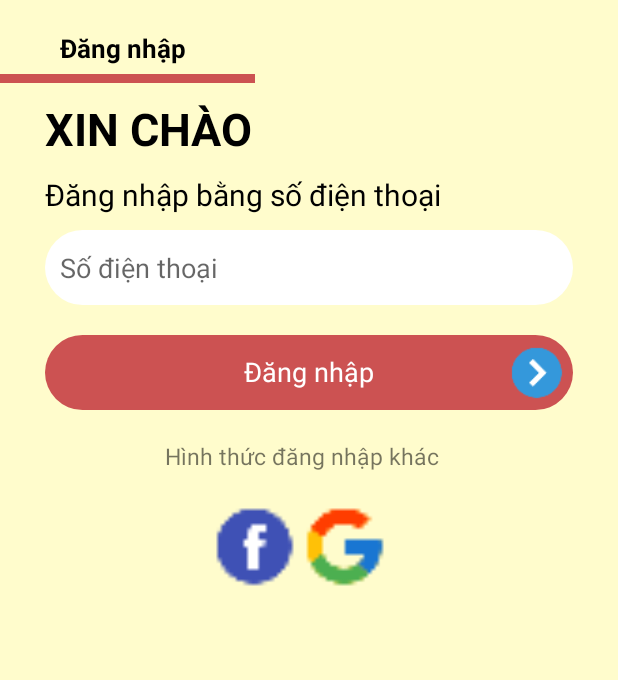
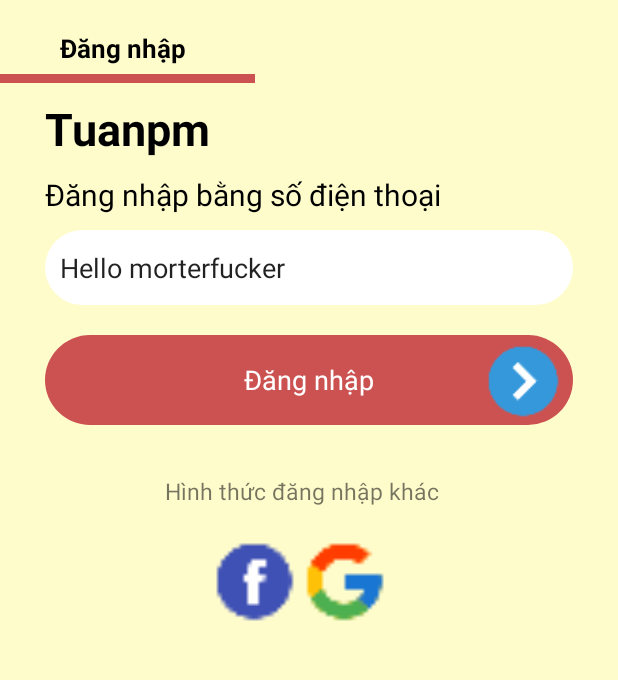
Before and after one commit to Tuanpham0709/Android-Tutorial, an Android app: the screen it shows after launch (MainActivity), on a phone screen of 412 x 824 dp, the part 485-1165 px from its top. Run offline under Robolectric (Android 15) with nearby library versions, the phone set to English and light mode, and no system bars.

Commit message:
code java

```diff
--- a/SOURCE/app/src/main/java/com/example/firstproject/MainActivity.java
+++ b/SOURCE/app/src/main/java/com/example/firstproject/MainActivity.java
@@ -2,6 +2,11 @@ package com.example.firstproject;
 
 import android.support.v7.app.AppCompatActivity;
 import android.os.Bundle;
+import android.widget.EditText;
+import android.widget.TextView;
+import android.widget.Toast;
+
+import org.w3c.dom.Text;
 
 public class MainActivity extends AppCompatActivity {
 
@@ -9,5 +14,22 @@ public class MainActivity extends AppCompatActivity {
     protected void onCreate(Bundle savedInstanceState) {
         super.onCreate(savedInstanceState);
         setContentView(R.layout.login_layout);
+
+        // Tao doi tuong user
+
+        User windUser = new User();
+        windUser.setId(23423423);
+        windUser.setPhoneNumber("034123");
+        windUser.setProfileUrl("http://sss");
+        windUser.setUsername("Tuanpm");
+
+        // Toast.makeText(this, windUser.getUsername(), Toast.LENGTH_LONG).show();
+        // Sử dụng đối tượng được khai báo và khời tạo trong file xml
+
+        EditText edtPhoneNumber = findViewById(R.id.edt_phone_number);
+        edtPhoneNumber.setText("Hello morterfucker");
+        TextView evUserName = findViewById(R.id.tv_hello);
+        evUserName.setText(windUser.getUsername());
+
     }
 }
--- /dev/null
+++ b/SOURCE/app/src/main/java/com/example/firstproject/User.java
@@ -0,0 +1,38 @@
+package com.example.firstproject;
+
+public class User {
+    int id;
+    String username, phoneNumber, profileUrl;
+
+    public int getId() {
+        return id;
+    }
+
+    public String getUsername() {
+        return username;
+    }
+
+    public String getPhoneNumber() {
+        return phoneNumber;
+    }
+
+    public String getProfileUrl() {
+        return profileUrl;
+    }
+
+    public void setId(int id) {
+        this.id = id;
+    }
+
+    public void setUsername(String username) {
+        this.username = username;
+    }
+
+    public void setPhoneNumber(String phoneNumber) {
+        this.phoneNumber = phoneNumber;
+    }
+
+    public void setProfileUrl(String profileUrl) {
+        this.profileUrl = profileUrl;
+    }
+}
--- /dev/null
+++ b/SOURCE/app/src/main/res/drawable/login_button_selector.xml
@@ -0,0 +1,6 @@
+<?xml version="1.0" encoding="utf-8"?>
+<selector xmlns:android="http://schemas.android.com/apk/res/android">
+
+    <item android:state_pressed="true" android:drawable="@drawable/red_round_pressed"></item>
+    <item android:drawable="@drawable/red_drawable"></item>
+</selector>
--- /dev/null
+++ b/SOURCE/app/src/main/res/drawable/red_round_pressed.xml
@@ -0,0 +1,9 @@
+<shape android:shape="rectangle"
+    xmlns:android="http://schemas.android.com/apk/res/android">
+    <solid android:color="#740B0B">
+    </solid>
+    <corners android:radius="40dp">
+
+    </corners>
+
+</shape>
--- /dev/null
+++ b/SOURCE/app/src/main/res/layout/demo_layout.xml
@@ -0,0 +1,22 @@
+<RelativeLayout android:layout_width="match_parent"
+                android:layout_height="match_parent"
+    android:background="#FFFFFF"
+    xmlns:android="http://schemas.android.com/apk/res/android">
+    <View
+        android:id="@+id/v_blue"
+        android:layout_width="80dp"
+        android:layout_height="80dp"
+        android:background="#000DFF"
+        android:layout_marginLeft="120dp"
+        android:layout_centerInParent="true"
+        ></View>
+
+    <View
+        android:id="@+id/yellow"
+        android:layout_width="100dp"
+        android:layout_height="100dp"
+        android:background="#FFD300"
+        android:layout_below="@+id/v_blue"
+        android:layout_centerHorizontal="true"
+        ></View>
+</RelativeLayout>
--- a/SOURCE/app/src/main/res/layout/login_layout.xml
+++ b/SOURCE/app/src/main/res/layout/login_layout.xml
@@ -4,7 +4,8 @@
     xmlns:app="http://schemas.android.com/apk/res-auto"
     android:background="#fffccc"
     android:orientation="vertical"
-    android:weightSum="5">
+    android:weightSum="5"
+    >
 
     <ImageView
         android:layout_width="match_parent"
@@ -44,6 +45,7 @@
         </LinearLayout>
 
         <TextView
+            android:id="@+id/tv_hello"
             android:layout_width="wrap_content"
             android:layout_height="wrap_content"
             android:layout_marginLeft="30dp"
@@ -65,50 +67,46 @@
             android:textSize="20sp" />
 
         <EditText
+            android:id="@+id/edt_phone_number"
             android:layout_width="match_parent"
             android:layout_height="50dp"
             android:layout_marginHorizontal="30dp"
+            android:layout_marginBottom="20dp"
             android:background="@drawable/gray_drawable"
             android:hint="Số điện thoại"
-            android:padding="10dp"
-            android:layout_marginBottom="20dp"
-            />
+            android:padding="10dp" />
+            <RelativeLayout
+                android:clickable="true"
+                android:layout_width="match_parent"
+                android:layout_height="wrap_content"
+                android:layout_marginHorizontal="30dp"
+                >
 
-        <android.support.constraint.ConstraintLayout
-            android:layout_width="match_parent"
-            android:layout_height="50dp"
-            android:background="@drawable/red_drawable"
-            android:layout_marginHorizontal="30dp"
+                <TextView
+                    android:id="@+id/tv_login"
+                    android:layout_width="match_parent"
+                    android:layout_height="60dp"
+                    android:layout_marginBottom="13dp"
+                    android:background="@drawable/login_button_selector"
+                    android:gravity="center"
 
-
-            >
-            <TextView
-                android:id="@+id/tv1"
-                app:layout_constraintLeft_toLeftOf="parent"
-                app:layout_constraintRight_toRightOf="parent"
-                app:layout_constraintBottom_toBottomOf="parent"
-                app:layout_constraintTop_toTopOf="parent"
-                android:layout_marginBottom="13dp"
-                android:layout_width="wrap_content"
-                android:layout_height="wrap_content"
-                android:text="Đăng nhập"
-                android:layout_marginHorizontal="120dp"
-                android:textSize="18dp"
-                android:textColor="#fff"
-                android:paddingTop="12dp"
-                />
-                <ImageView
-                    android:id="@+id/tv2"
-                    app:layout_constraintRight_toRightOf="parent"
-                    app:layout_constraintBottom_toBottomOf="parent"
-                    app:layout_constraintTop_toTopOf="parent"
-                    android:layout_width="40dp"
-                    android:layout_height="40dp"
-                    android:layout_marginRight="4dp"
-                    android:src="@mipmap/ic_arrowright"
+                    android:text="Đăng nhập"
+                    android:textColor="#fff"
+                    android:textSize="18dp"
 
                     />
-        </android.support.constraint.ConstraintLayout>
+                <ImageView
+                    android:id="@+id/iv_ic"
+                    android:layout_width="55dp"
+                    android:layout_height="55dp"
+                    android:src="@mipmap/ic_arrowright"
+                    android:layout_alignParentRight="true"
+                    android:layout_marginRight="5dp"
+                    android:layout_marginTop="3dp"
+                    ></ImageView>
+
+            </RelativeLayout>
+
         <TextView
             android:layout_width="wrap_content"
             android:layout_height="wrap_content"
```
